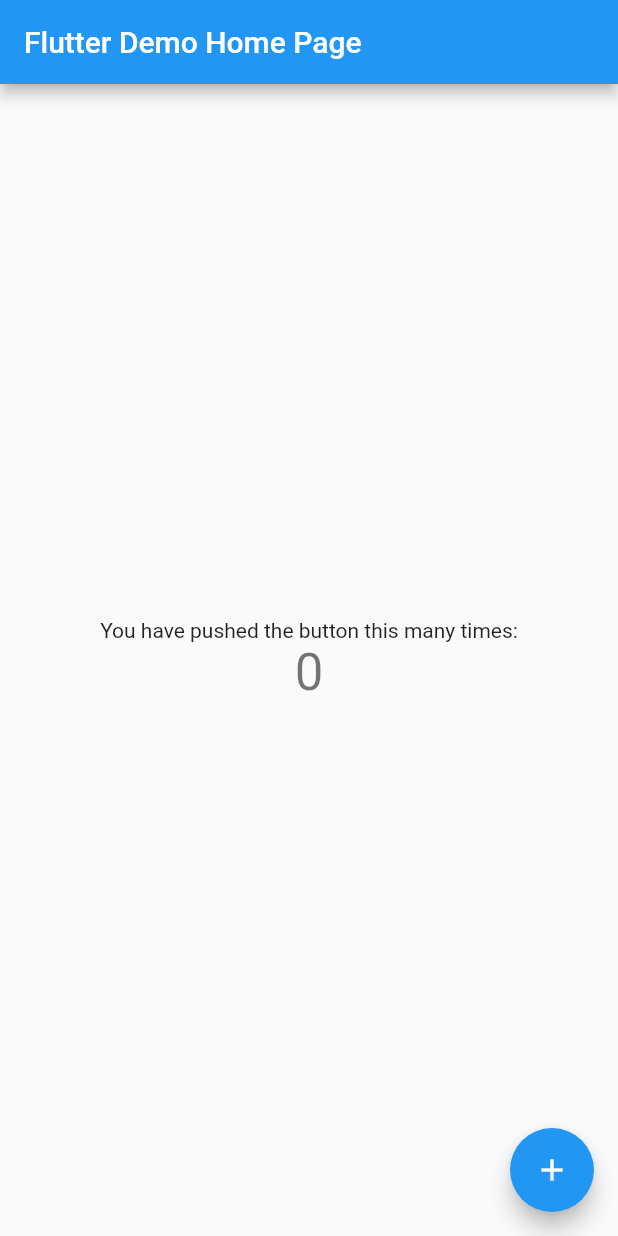
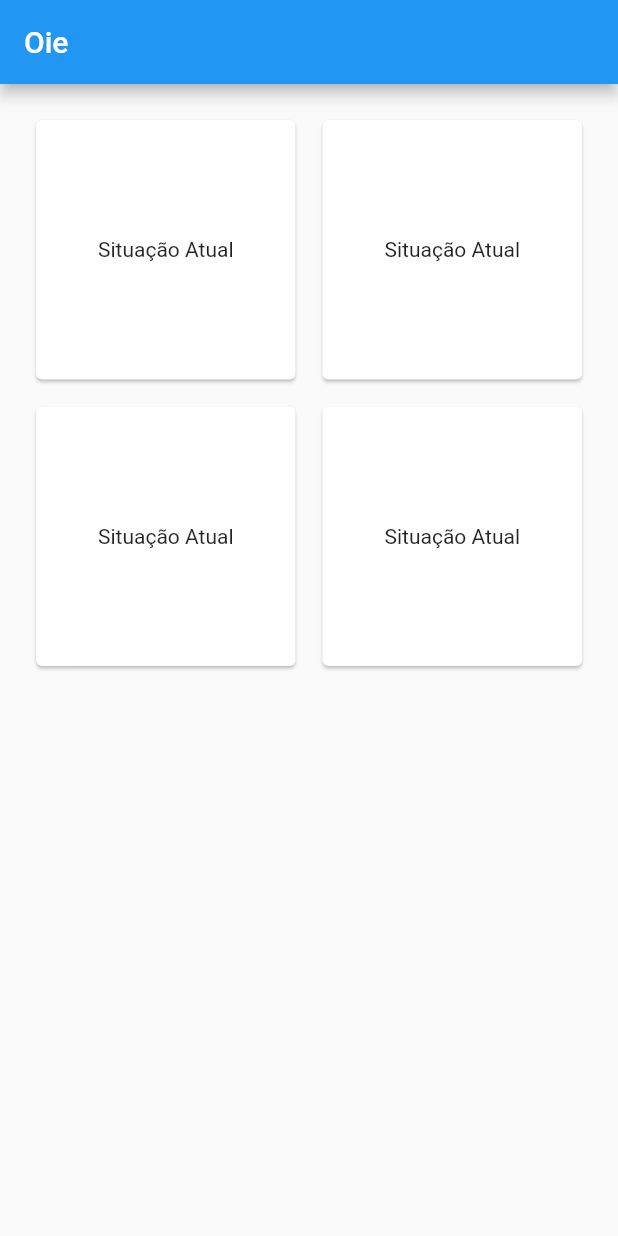
Before and after one commit to luizFaleiros/Covid-19-InformationApp-DART, a Flutter app: the screen it shows after launch, on a phone screen of 412 x 824 dp. Run offline on Flutter 3.47's test engine with Material 2 defaults, Android fonts, the phone set to English and light mode, and no system bars.

Commit message:
Criando as telas iniciais do projeto

```diff
--- a/corona_information/lib/main.dart
+++ b/corona_information/lib/main.dart
@@ -1,111 +1,89 @@
+import 'package:corona_information/models/CountryModel.dart';
+import 'package:corona_information/screens/brazil_situatio.dart';
 import 'package:flutter/material.dart';
 
-void main() => runApp(MyApp());
+import 'api-consume/CoronaNinjaConsume.dart';
+import 'api-consume/CoronaNinjaConsume.dart';
 
-class MyApp extends StatelessWidget {
-  // This widget is the root of your application.
+void main() => runApp(CoronaInfo());
+
+class CoronaInfo extends StatelessWidget {
   @override
   Widget build(BuildContext context) {
     return MaterialApp(
-      title: 'Flutter Demo',
-      theme: ThemeData(
-        // This is the theme of your application.
-        //
-        // Try running your application with "flutter run". You'll see the
-        // application has a blue toolbar. Then, without quitting the app, try
-        // changing the primarySwatch below to Colors.green and then invoke
-        // "hot reload" (press "r" in the console where you ran "flutter run",
-        // or simply save your changes to "hot reload" in a Flutter IDE).
-        // Notice that the counter didn't reset back to zero; the application
-        // is not restarted.
-        primarySwatch: Colors.blue,
-      ),
-      home: MyHomePage(title: 'Flutter Demo Home Page'),
+      home: Home()
     );
   }
 }
 
-class MyHomePage extends StatefulWidget {
-  MyHomePage({Key key, this.title}) : super(key: key);
-
-  // This widget is the home page of your application. It is stateful, meaning
-  // that it has a State object (defined below) that contains fields that affect
-  // how it looks.
-
-  // This class is the configuration for the state. It holds the values (in this
-  // case the title) provided by the parent (in this case the App widget) and
-  // used by the build method of the State. Fields in a Widget subclass are
-  // always marked "final".
-
-  final String title;
-
-  @override
-  _MyHomePageState createState() => _MyHomePageState();
-}
-
-class _MyHomePageState extends State<MyHomePage> {
-  int _counter = 0;
-
-  void _incrementCounter() {
-    setState(() {
-      // This call to setState tells the Flutter framework that something has
-      // changed in this State, which causes it to rerun the build method below
-      // so that the display can reflect the updated values. If we changed
-      // _counter without calling setState(), then the build method would not be
-      // called again, and so nothing would appear to happen.
-      _counter++;
-    });
-  }
-
+class Home extends StatelessWidget {
   @override
   Widget build(BuildContext context) {
-    // This method is rerun every time setState is called, for instance as done
-    // by the _incrementCounter method above.
-    //
-    // The Flutter framework has been optimized to make rerunning build methods
-    // fast, so that you can just rebuild anything that needs updating rather
-    // than having to individually change instances of widgets.
     return Scaffold(
-      appBar: AppBar(
-        // Here we take the value from the MyHomePage object that was created by
-        // the App.build method, and use it to set our appbar title.
-        title: Text(widget.title),
-      ),
-      body: Center(
-        // Center is a layout widget. It takes a single child and positions it
-        // in the middle of the parent.
-        child: Column(
-          // Column is also a layout widget. It takes a list of children and
-          // arranges them vertically. By default, it sizes itself to fit its
-          // children horizontally, and tries to be as tall as its parent.
-          //
-          // Invoke "debug painting" (press "p" in the console, choose the
-          // "Toggle Debug Paint" action from the Flutter Inspector in Android
-          // Studio, or the "Toggle Debug Paint" command in Visual Studio Code)
-          // to see the wireframe for each widget.
-          //
-          // Column has various properties to control how it sizes itself and
-          // how it positions its children. Here we use mainAxisAlignment to
-          // center the children vertically; the main axis here is the vertical
-          // axis because Columns are vertical (the cross axis would be
-          // horizontal).
-          mainAxisAlignment: MainAxisAlignment.center,
+        appBar: AppBar(
+          title: Text('Oie'),
+        ),
+        body: GridView.count(
+          primary: false,
+          padding: const EdgeInsets.all(20),
+          crossAxisSpacing: 10,
+          mainAxisSpacing: 10,
+          crossAxisCount: 2,
           children: <Widget>[
-            Text(
-              'You have pushed the button this many times:',
+            new GestureDetector(
+              onTap: () {
+                Navigator.push(
+                  context,
+                  MaterialPageRoute(builder: (context) {
+                    return BrazilSituation();
+                  }),
+                );
+              },
+              child: Card(
+                child: Center(child: Text('Situação Atual')),
+              ),
             ),
-            Text(
-              '$_counter',
-              style: Theme.of(context).textTheme.display1,
+            new GestureDetector(
+              onTap: () {
+                Navigator.push(
+                  context,
+                  MaterialPageRoute(builder: (context) {
+                    return BrazilSituation();
+                  }),
+                );
+              },
+              child: Card(
+                child: Center(child: Text('Situação Atual')),
+              ),
+            ),
+            new GestureDetector(
+              onTap: () {
+                Navigator.push(
+                  context,
+                  MaterialPageRoute(builder: (context) {
+                    return BrazilSituation();
+                  }),
+                );
+              },
+              child: Card(
+                child: Center(child: Text('Situação Atual')),
+              ),
+            ),
+            new GestureDetector(
+              onTap: () {
+                Navigator.push(
+                  context,
+                  MaterialPageRoute(builder: (context) {
+                    return BrazilSituation();
+                  }),
+                );
+              },
+              child: Card(
+                child: Center(child: Text('Situação Atual')),
+              ),
             ),
           ],
         ),
-      ),
-      floatingActionButton: FloatingActionButton(
-        onPressed: _incrementCounter,
-        tooltip: 'Increment',
-        child: Icon(Icons.add),
-      ), // This trailing comma makes auto-formatting nicer for build methods.
     );
   }
 }
```
Also changed, not shown: corona_information/lib/Models/CountryInformationModel.dart (deleted, +0 -14 lines), corona_information/lib/Models/CountryModel.dart (deleted, +0 -18 lines), corona_information/lib/api-consume/CoronaNinjaConsume.dart (+17 -42 lines), corona_information/lib/components/gesture-card.dart (added, +21 -0 lines), corona_information/lib/models/CountryModel.dart (added, +49 -0 lines), corona_information/lib/screens/brazil_situatio.dart (added, +14 -0 lines), corona_information/lib/screens/graphic_plot.dart (added), corona_information/lib/screens/news.dart (added), corona_information/pubspec.lock, 1 other file.
